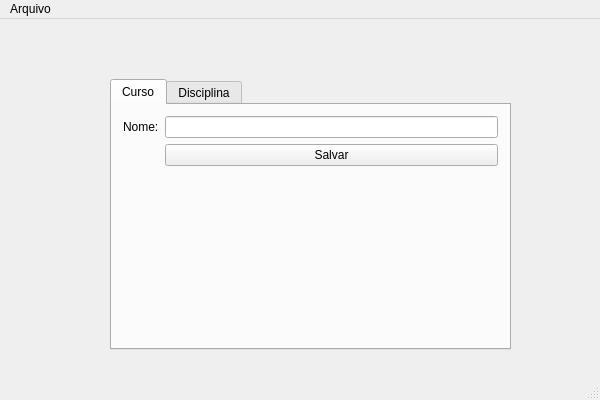
Above: mainwindow.ui from gabrielgilini/qtControleFacul before the change. Below: the same form after it.
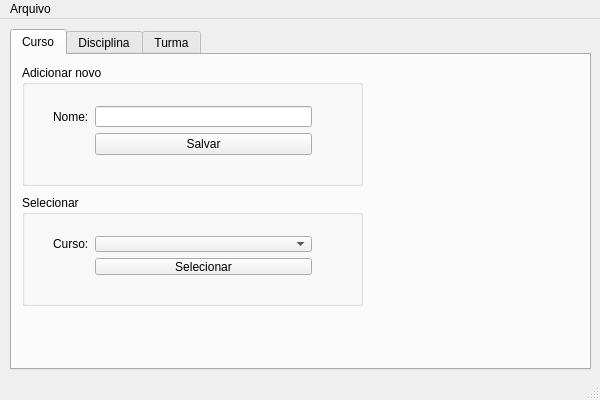
That is the form after the change. The open tabs and pages were chosen to show the change.

Commit message: Mudei um bocado de coisa, o comportamento das tabs ta melhor e adicionei turma

The edit to the form file:
```diff
--- a/mainwindow.ui
+++ b/mainwindow.ui
@@ -15,36 +15,112 @@
   </property>
   <widget class="QWidget" name="centralWidget">
    <widget class="QTabWidget" name="tabWidget">
+    <property name="enabled">
+     <bool>true</bool>
+    </property>
     <property name="geometry">
      <rect>
-      <x>110</x>
-      <y>60</y>
-      <width>401</width>
-      <height>271</height>
+      <x>10</x>
+      <y>10</y>
+      <width>581</width>
+      <height>341</height>
      </rect>
     </property>
+    <property name="tabShape">
+     <enum>QTabWidget::Rounded</enum>
+    </property>
     <property name="currentIndex">
-     <number>0</number>
+     <number>1</number>
+    </property>
+    <property name="documentMode">
+     <bool>false</bool>
+    </property>
+    <property name="tabsClosable">
+     <bool>false</bool>
+    </property>
+    <property name="movable">
+     <bool>false</bool>
     </property>
     <widget class="QWidget" name="tab">
      <attribute name="title">
       <string>Curso</string>
      </attribute>
-     <layout class="QGridLayout" name="gridLayout">
-      <item row="0" column="0">
-       <layout class="QFormLayout" name="formLayout">
+     <widget class="QGroupBox" name="groupBox_2">
+      <property name="geometry">
+       <rect>
+        <x>10</x>
+        <y>140</y>
+        <width>341</width>
+        <height>111</height>
+       </rect>
+      </property>
+      <property name="title">
+       <string>Selecionar</string>
+      </property>
+      <widget class="QWidget" name="">
+       <property name="geometry">
+        <rect>
+         <x>20</x>
+         <y>30</y>
+         <width>281</width>
+         <height>61</height>
+        </rect>
+       </property>
+       <layout class="QFormLayout" name="formLayout_4">
         <item row="0" column="0">
+         <widget class="QLabel" name="label_8">
+          <property name="text">
+           <string>Curso:</string>
+          </property>
+         </widget>
+        </item>
+        <item row="0" column="1">
+         <widget class="QComboBox" name="cursoList"/>
+        </item>
+        <item row="1" column="1">
+         <widget class="QPushButton" name="selecionarCurso">
+          <property name="text">
+           <string>Selecionar</string>
+          </property>
+         </widget>
+        </item>
+       </layout>
+      </widget>
+     </widget>
+     <widget class="QGroupBox" name="groupBox">
+      <property name="geometry">
+       <rect>
+        <x>10</x>
+        <y>10</y>
+        <width>341</width>
+        <height>121</height>
+       </rect>
+      </property>
+      <property name="title">
+       <string>Adicionar novo</string>
+      </property>
+      <widget class="QWidget" name="">
+       <property name="geometry">
+        <rect>
+         <x>20</x>
+         <y>30</y>
+         <width>281</width>
+         <height>71</height>
+        </rect>
+       </property>
+       <layout class="QFormLayout" name="formLayout">
+        <item row="1" column="0">
          <widget class="QLabel" name="label">
           <property name="text">
            <string>Nome:</string>
           </property>
          </widget>
         </item>
-        <item row="0" column="1">
+        <item row="1" column="1">
          <widget class="QLineEdit" name="nomeCurso"/>
         </item>
-        <item row="1" column="1">
-         <widget class="QPushButton" name="salvarCursoButton">
+        <item row="2" column="1">
+         <widget class="QPushButton" name="salvarCurso">
           <property name="text">
            <string>Salvar</string>
           </property>
@@ -54,8 +130,8 @@
          </widget>
         </item>
        </layout>
-      </item>
-     </layout>
+      </widget>
+     </widget>
     </widget>
     <widget class="QWidget" name="tab_2">
      <attribute name="title">
@@ -124,6 +200,50 @@
       </layout>
      </widget>
     </widget>
+    <widget class="QWidget" name="tab_3">
+     <attribute name="title">
+      <string>Turma</string>
+     </attribute>
+     <widget class="QWidget" name="">
+      <property name="geometry">
+       <rect>
+        <x>10</x>
+        <y>10</y>
+        <width>431</width>
+        <height>291</height>
+       </rect>
+      </property>
+      <layout class="QFormLayout" name="formLayout_2">
+       <item row="0" column="0">
+        <widget class="QLabel" name="label_6">
+         <property name="text">
+          <string>ID:</string>
+         </property>
+        </widget>
+       </item>
+       <item row="0" column="1">
+        <widget class="QLineEdit" name="idTurma"/>
+       </item>
+       <item row="2" column="1">
+        <widget class="QComboBox" name="disciplinaTurma"/>
+       </item>
+       <item row="3" column="1">
+        <widget class="QPushButton" name="salvarTurma">
+         <property name="text">
+          <string>Salvar</string>
+         </property>
+        </widget>
+       </item>
+       <item row="2" column="0">
+        <widget class="QLabel" name="label_7">
+         <property name="text">
+          <string>Disciplina:</string>
+         </property>
+        </widget>
+       </item>
+      </layout>
+     </widget>
+    </widget>
    </widget>
   </widget>
   <widget class="QMenuBar" name="menuBar">
```
Left out of the diff: 15 changed lines with no effect on the pictures. The commit also changes 13 other files.
